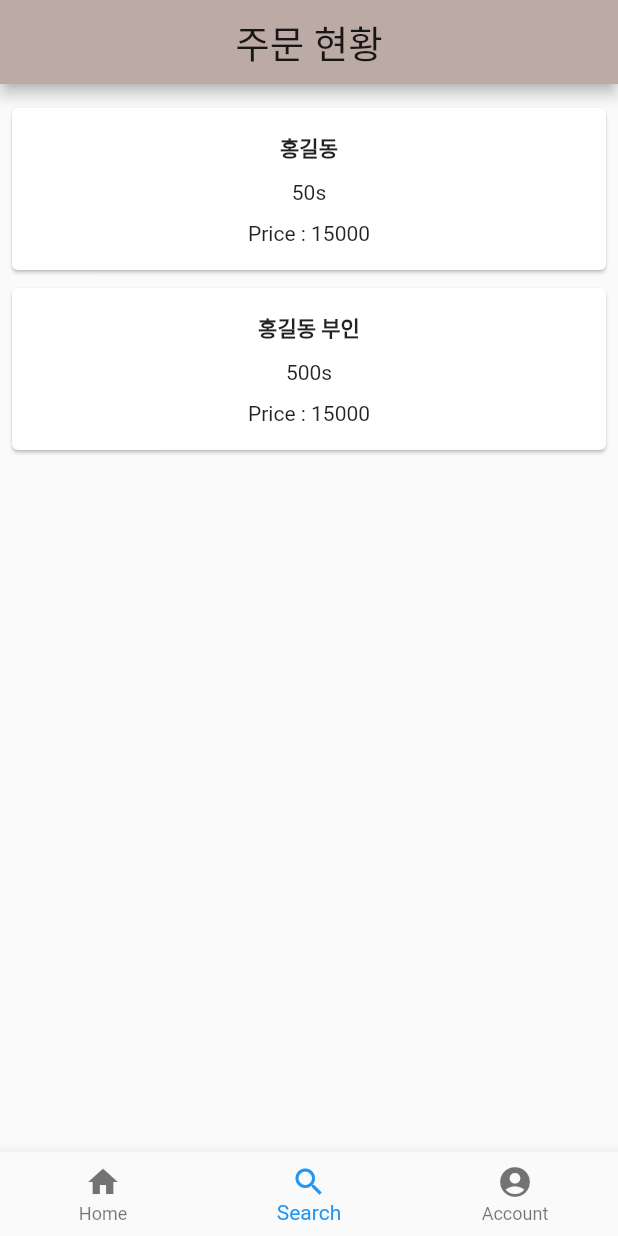
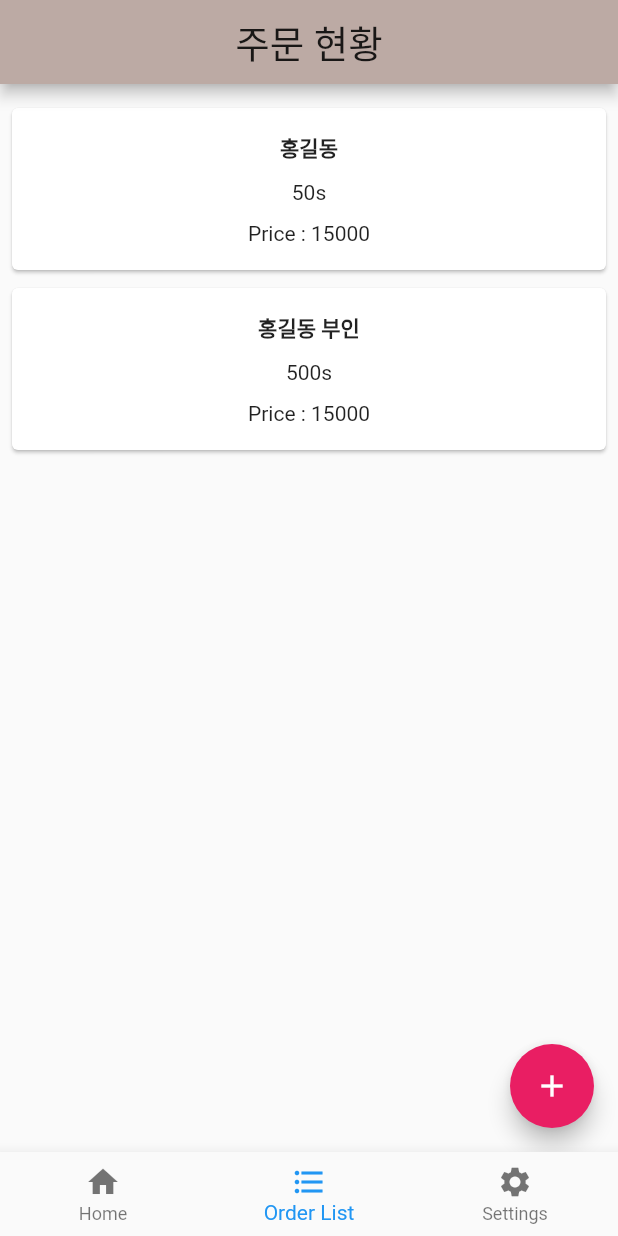
Before and after one commit to ungchun/capstoneDesignStore, a Flutter app: the screen it shows after launch, item 2 of the bottom bar chosen, on a phone screen of 412 x 824 dp. Run offline on Flutter 3.47's test engine with Material 2 defaults, Android fonts, the phone set to English and light mode, and no system bars.

Commit message:
20_10_19_01

```diff
--- a/capstone_store/lib/order/order_List.dart
+++ b/capstone_store/lib/order/order_List.dart
@@ -1,5 +1,5 @@
-import 'package:capstone_store/order/order_simple_breakdown.dart';
 import 'package:flutter/material.dart';
+import 'order_breakdown.dart';
 
 class Order_List extends StatefulWidget {
   @override
@@ -10,25 +10,16 @@ class _Order_ListState extends State<Order_List> {
   @override
   Widget build(BuildContext context) {
     return Scaffold(
-      appBar: AppBar(
-        centerTitle: true,
-        title: Text(
-          '주문 현황',
-          style: TextStyle(
-            fontSize: 25,
-          ),
-        ),
-      ),
       body: ListView(
         shrinkWrap: true,
         padding: EdgeInsets.fromLTRB(2, 10, 2, 10),
         children: [
-          Simple_Breakdown(
+          Breakdown(
             customer: '홍길동',
             sum_price: '15000',
             order_time: '50s',
           ),
-          Simple_Breakdown(
+          Breakdown(
             customer: '홍길동 부인',
             sum_price: '15000',
             order_time: '500s',
--- a/capstone_store/lib/order/order_simple_breakdown.dart
+++ b/capstone_store/lib/order/order_breakdown.dart
@@ -1,7 +1,7 @@
 import 'package:flutter/material.dart';
 
-class Simple_Breakdown extends StatefulWidget {
-  Simple_Breakdown(
+class Breakdown extends StatefulWidget {
+  Breakdown(
       {Key key,
       this.customer,
       this.sum_price,
@@ -13,10 +13,10 @@ class Simple_Breakdown extends StatefulWidget {
   final String order_time;
   final List<String> order_list;
   @override
-  _Simple_BreakdownState createState() => _Simple_BreakdownState();
+  _BreakdownState createState() => _BreakdownState();
 }
 
-class _Simple_BreakdownState extends State<Simple_Breakdown> {
+class _BreakdownState extends State<Breakdown> {
   @override
   Widget build(BuildContext context) {
     return Container(
--- a/capstone_store/lib/order/order_page.dart
+++ b/capstone_store/lib/order/order_page.dart
@@ -1,4 +1,7 @@
+import 'package:capstone_store/order/insert_breakdown.dart';
 import 'package:flutter/material.dart';
+
+import 'order_list.dart';
 
 class Order_Page extends StatefulWidget {
   @override
@@ -9,7 +12,23 @@ class _Order_PageState extends State<Order_Page> {
   @override
   Widget build(BuildContext context) {
     return Scaffold(
-      body: Center(child: Text('order_page')),
+      appBar: AppBar(
+        centerTitle: true,
+        title: Text(
+          '주문 현황',
+          style: TextStyle(
+            fontSize: 25,
+          ),
+        ),
+      ),
+      body: Order_List(),
+      floatingActionButton: FloatingActionButton(
+        onPressed: () {
+          Navigator.push(context,
+              MaterialPageRoute(builder: (context) => Insert_Breakdown()));
+        },
+        child: Icon(Icons.add),
+      ),
     );
   }
 }
--- a/capstone_store/lib/setting/setting_page.dart
+++ b/capstone_store/lib/setting/setting_page.dart
@@ -86,7 +86,7 @@ class _Setting_PageState extends State<Setting_Page> {
               child: Row(
                 mainAxisAlignment: MainAxisAlignment.spaceBetween,
                 children: [
-                  Icon(Icons.access_time),
+                  Icon(Icons.add_alert),
                   Text('알림', style: TextStyle(fontSize: 20)),
                   Padding(
                     padding: EdgeInsets.only(left: 215),
--- a/capstone_store/lib/tap_state.dart
+++ b/capstone_store/lib/tap_state.dart
@@ -1,5 +1,3 @@
-import 'package:capstone_store/%EB%B0%9B%EC%9D%80%EA%B1%B0.dart';
-import 'package:capstone_store/order/order_List.dart';
 import 'package:capstone_store/order/order_page.dart';
 import 'package:capstone_store/store/store_page.dart';
 import 'package:flutter/material.dart';
@@ -14,7 +12,7 @@ class Tap_Page extends StatefulWidget {
 class _Tap_PageState extends State<Tap_Page> {
   int _selectedIndex = 0;
 
-  List _pages = [Store_Page(), Order_List(), Setting_Page()];
+  List _pages = [Store_Page(), Order_Page(), Setting_Page()];
 
   @override
   Widget build(BuildContext context) {
@@ -29,9 +27,10 @@ class _Tap_PageState extends State<Tap_Page> {
             BottomNavigationBarItem(
                 icon: Icon(Icons.home), title: Text('Home')),
             BottomNavigationBarItem(
-                icon: Icon(Icons.search), title: Text('Search')),
+                icon: Icon(Icons.format_list_bulleted),
+                title: Text('Order List')),
             BottomNavigationBarItem(
-                icon: Icon(Icons.account_circle), title: Text('Account')),
+                icon: Icon(Icons.settings), title: Text('Settings')),
           ]),
     );
   }
```
Also changed, not shown: capstone_store/lib/now_time.dart (added, +15 -0 lines), capstone_store/lib/order/insert_breakdown.dart (added, +55 -0 lines), capstone_store/lib/setting/notice_page.dart (+8 -2 lines), capstone_store/lib/store/store_page.dart (+7 -0 lines).
